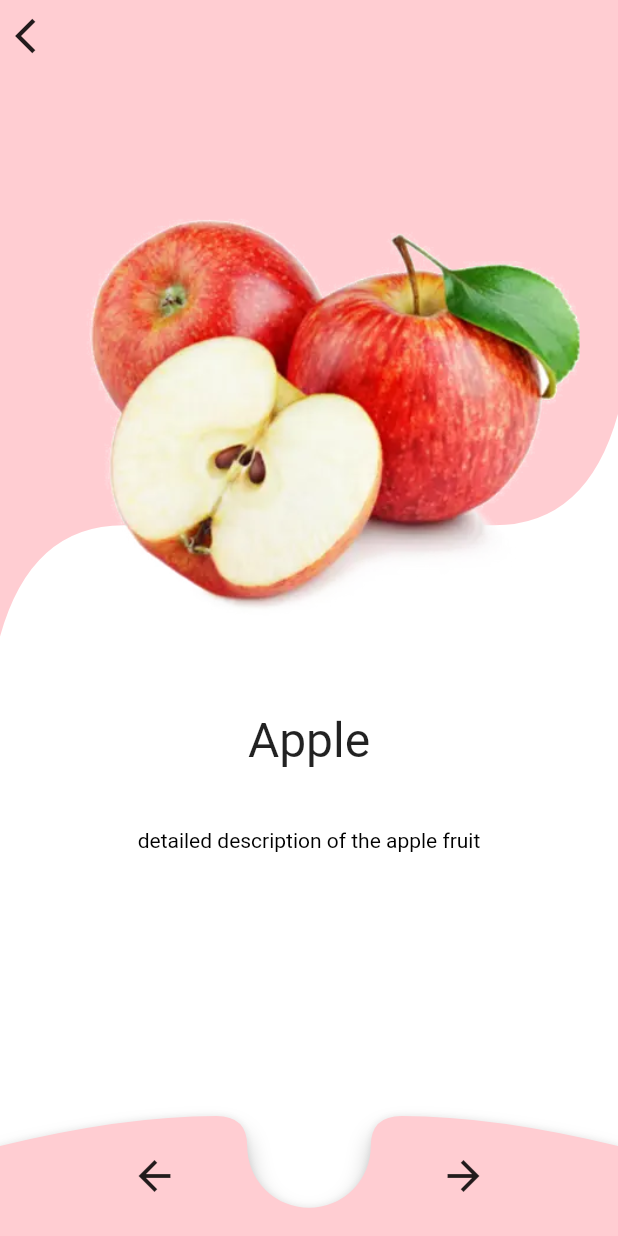
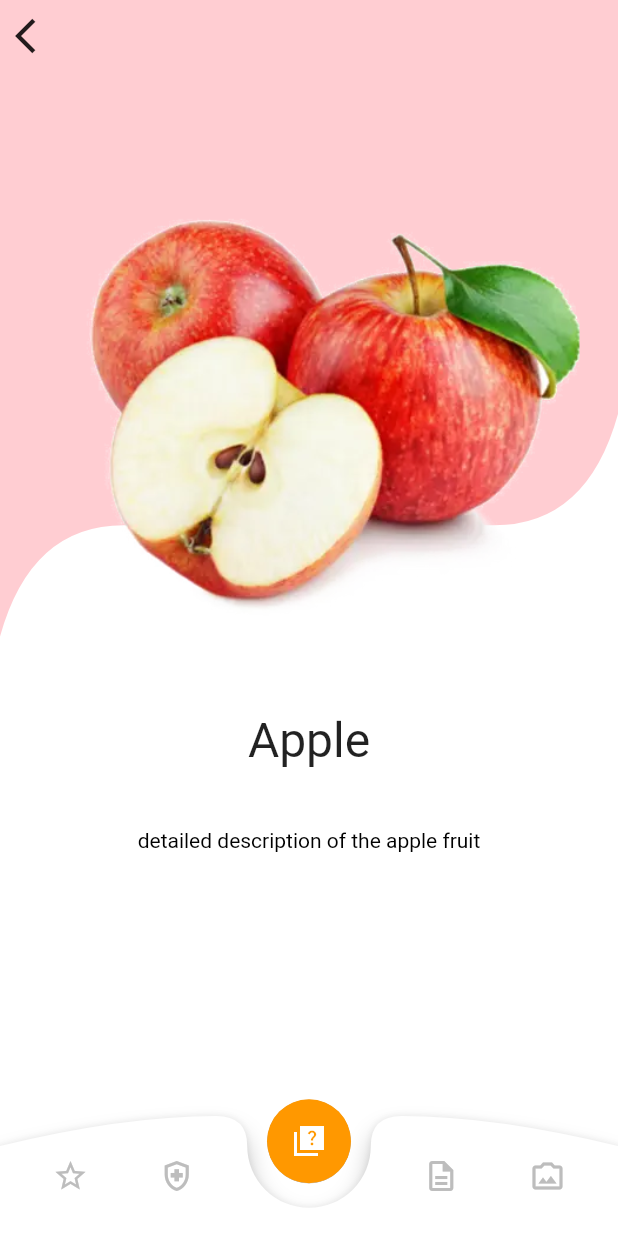
Before and after one commit to sanjuhs/fruitEncyclopedia, a Flutter app: the Lv2FruitDetails screen opened directly with empty values, on a phone screen of 412 x 824 dp. Run offline on Flutter 3.47's test engine with Material 2 defaults, Android fonts, the phone set to English and light mode, and no system bars; our stand-ins replace shared_preferences; accounts and stored records are empty; statements that could not run were skipped.

```diff
--- a/lib/main.dart
+++ b/lib/main.dart
@@ -5,7 +5,7 @@ import 'package:myapp8_fruit_encyclopedia/providers/fruit_info.dart';
 import 'package:myapp8_fruit_encyclopedia/screens/lvl1_gridScreenLanding.dart';
 import 'package:myapp8_fruit_encyclopedia/providers/favourites.dart';
 
-void main() {
+void main(){
   runApp(MyApp());
 }
 
--- a/lib/providers/fruit_info.dart
+++ b/lib/providers/fruit_info.dart
@@ -44,7 +44,7 @@ class FruitsInfo with ChangeNotifier {
       'selenium': 0,
     },
     {
-      'id': '1',
+      'id': '2',
       'cmnName': 'Orange',
       'scfName': 'Malus domestica',
       'color1': Colors.red[100],
@@ -85,7 +85,7 @@ class FruitsInfo with ChangeNotifier {
       'selenium': 0,
     },
     {
-      'id': '1',
+      'id': '3',
       'cmnName': 'Pineapple',
       'scfName': 'Malus domestica',
       'color1': Colors.red[100],
@@ -126,7 +126,7 @@ class FruitsInfo with ChangeNotifier {
       'selenium': 0,
     },
     {
-      'id': '1',
+      'id': '4',
       'cmnName': 'Mango',
       'scfName': 'Malus domestica',
       'color1': Colors.red[100],
@@ -167,7 +167,7 @@ class FruitsInfo with ChangeNotifier {
       'selenium': 0,
     },
     {
-      'id': '1',
+      'id': '5',
       'cmnName': 'Jackfruit',
       'scfName': 'Malus domestica',
       'color1': Colors.red[100],
@@ -240,5 +240,4 @@ class FruitsInfo with ChangeNotifier {
 
   String get getSearchString => _searchString;
 
-
 }
--- a/lib/screens/lvl2_fruitDetailScreen.dart
+++ b/lib/screens/lvl2_fruitDetailScreen.dart
@@ -1,15 +1,14 @@
-// Lv2FruitDetails( int i ){
-
-//   // put your state less or staeful widget here
-//   // also use provider
-// }
+import 'dart:convert';
 
 import "package:flutter/material.dart";
+import 'package:myapp8_fruit_encyclopedia/widgets/lv2_5_NutritionDialog.dart';
 
 import 'package:provider/provider.dart';
 import 'package:myapp8_fruit_encyclopedia/providers/fruit_info.dart';
 
 import 'dart:math';
+
+import 'package:shared_preferences/shared_preferences.dart';
 
 class Lv2FruitDetails extends StatefulWidget {
   final int a;
@@ -23,8 +22,54 @@ class Lv2FruitDetails extends StatefulWidget {
 
 class _Lv2FruitDetails extends State<Lv2FruitDetails> {
   int id;
+  List<String> favListJSON = [];
+  List<String> idsList = [];
+  List<Map<String, dynamic>> favListFinal = [];
+  SharedPreferences sharedPreferences;
 
   _Lv2FruitDetails({this.id});
+
+  @override
+  void initState() {
+    // initiSharedPreferences();
+    // SharedPreferences.setMockInitialValues({
+    //   "favourites" : ['1']
+    // });
+
+    SharedPreferences.getInstance().then((SharedPreferences sp) {
+      sharedPreferences = sp;
+      loadData();
+    });
+    super.initState();
+  }
+
+  initiSharedPreferences() {
+    // SharedPreferences.setMockInitialValues({
+    //   "favourites" : ['1']
+    // });
+  }
+
+  void loadData() {
+    // favListJSON = sharedPreferences.getStringList('favourites');
+    // if (favListJSON != null) {
+    //   favListJSON.forEach((element) {
+    //     Map<String, dynamic> fav = jsonDecode(element);
+    //     favListFinal.add(fav);
+    //   });
+    // }
+    // print(favListFinal);
+    if (sharedPreferences != null) {
+      idsList = sharedPreferences.getStringList('favourites');
+      print(idsList);
+    }
+  }
+
+  void storeData(String id) {
+    idsList.add(id);
+    // print(idsList);
+    sharedPreferences.setStringList('favourites', idsList);
+    loadData();
+  }
 
   @override
   Widget build(BuildContext context) {
@@ -44,7 +89,10 @@ class _Lv2FruitDetails extends State<Lv2FruitDetails> {
             ListView(
               children: <Widget>[
                 CurvedShape(
-                    ht: curveHeight, imgUrl: fruitsdisplaydata[id]['imgUrl'], color: fruitsdisplaydata[id]['color1'],),
+                  ht: curveHeight,
+                  imgUrl: fruitsdisplaydata[id]['imgUrl'],
+                  color: fruitsdisplaydata[id]['color1'],
+                ),
                 Container(
                   //transform here is to move the title upwards
                   transform: Matrix4.translationValues(0.0, -20.0, 0.0),
@@ -72,7 +120,9 @@ class _Lv2FruitDetails extends State<Lv2FruitDetails> {
                     ),
                   ),
                 ),
-                SizedBox(height: 70,)
+                SizedBox(
+                  height: 70,
+                )
               ],
             ),
             //the navigation bar
@@ -86,79 +136,59 @@ class _Lv2FruitDetails extends State<Lv2FruitDetails> {
                   children: [
                     CustomPaint(
                       size: Size(size.width, 80),
-                      painter: BNBCustomPainter(color: fruitsdisplaydata[id]['color1']),
+                      painter: BNBCustomPainter(
+                        // color: fruitsdisplaydata[id]['color1']
+                        color: Colors.white,
+                      ),
+                    ),
+                    Center(
+                      heightFactor: 0.6,
+                      child: FloatingActionButton(
+                          backgroundColor: Colors.orange,
+                          child: Icon(Icons.quiz_sharp),
+                          elevation: 0.1,
+                          onPressed: () {}),
                     ),
                     Container(
                       width: size.width,
                       height: 80,
                       child: Row(
-                        mainAxisAlignment: MainAxisAlignment.spaceAround,
+                        mainAxisAlignment: MainAxisAlignment.spaceEvenly,
                         children: [
                           IconButton(
-                              disabledColor: Colors.green,
-                              icon: Icon(
-                                Icons.arrow_back,
-                                size: 32.0,
-                              ),
-                              onPressed: () {
-                                if (id == 0) {
-                                  return null;
-                                }
-                                // setState(() {
-                                //   id = id - 1;
-                                // });
-                                //adding navigator push to proceed to next page. this is to introduce page transition effects
-                                Navigator.pushReplacement(
-                                    context,
-                                    MaterialPageRoute(
-                                        builder: (context) =>
-                                            Lv2FruitDetails(id - 1)));
-                              }),
-                          IconButton(
-                            disabledColor: Colors.grey,
                             icon: Icon(
-                              Icons.arrow_forward,
-                              size: 32.0,
+                              Icons.star_border_outlined,
+                              color: Colors.grey.shade400,
                             ),
                             onPressed: () {
-                              if (id == fruitsdisplaydata.length - 1) {
-                                return null;
-                              }
-                              // setState((){
-                              //   id = id + 1;
-                              // });
-
-                              //adding navigator push to proceed to next page. this is to introduce page transition effects
-                              Navigator.pushReplacement(
-                                context,
-                                MaterialPageRoute(
-                                  builder: (context) => Lv2FruitDetails(id + 1),
-                                ),
-                              );
-                              // Navigator.push(
-                              //   context,
-                              //   PageRouteBuilder(
-                              //     transitionDuration: Duration(milliseconds: 1000),
-                              //     transitionsBuilder: (BuildContext context,
-                              //         Animation<double> animation,
-                              //         Animation<double> secondaryAnimation,
-                              //         Widget child) {
-                              //           animation = CurvedAnimation(parent: animation, curve: Curves.easeIn);
-                              //       return ScaleTransition(
-                              //         alignment: Alignment.center,
-                              //         scale: animation,
-                              //         child: child,
-                              //       );
-                              //     },
-                              //     pageBuilder: (BuildContext context,
-                              //         Animation<double> animation,
-                              //         Animation<double> secondaryAnimation) {
-                              //       return Lv2FruitDetails(id + 1);
-                              //     },
-                              //   ),
-                              // );
+                              storeData(fruitsdisplaydata[id]['id']);
+                            },
+                            splashColor: Colors.white,
+                          ),
+                          IconButton(
+                            icon: Icon(
+                              Icons.health_and_safety_outlined,
+                              color: Colors.grey.shade400,
+                            ),
+                            onPressed: (){
+                              NutritionDialog(fruit : fruitsdisplaydata[id]);
                             },
                           ),
+                          Container(
+                            width: size.width * 0.20,
+                          ),
+                          IconButton(
+                              icon: Icon(
+                                Icons.description_outlined,
+                                color: Colors.grey.shade400,
+                              ),
+                              onPressed: null),
+                          IconButton(
+                              icon: Icon(
+                                Icons.photo_camera_back_outlined,
+                                color: Colors.grey.shade400,
+                              ),
+                              onPressed: null),
                         ],
                       ),
                     )
@@ -194,7 +224,7 @@ class CurvedShape extends StatelessWidget {
               margin: EdgeInsets.all(10),
               decoration: BoxDecoration(
                 image: DecorationImage(
-                  image: AssetImage('assets/'+imgUrl),
+                  image: AssetImage('assets/' + imgUrl),
                   fit: BoxFit.scaleDown,
                 ),
               ),
@@ -227,9 +257,9 @@ class CurvedShape extends StatelessWidget {
 }
 
 class _MyPainter extends CustomPainter {
- final Color color;
+  final Color color;
 
- _MyPainter({this.color});
+  _MyPainter({this.color});
 
   @override
   void paint(Canvas canvas, Size size) {
--- a/pubspec.yaml
+++ b/pubspec.yaml
@@ -24,6 +24,7 @@ dependencies:
   flutter:
     sdk: flutter
   google_fonts: ^2.1.0
+  shared_preferences: ^2.0.6
 
 
 
```
Also changed, not shown: lib/screens/lv2_favourites.dart (+32 -1 lines), lib/screens/lvl1_gridScreenLanding.dart (+23 -14 lines), lib/widgets/lv1_5_FilterDialog.dart (+5 -4 lines), lib/widgets/lv2_5_NutritionDialog.dart (added, +87 -0 lines), pubspec.lock.
